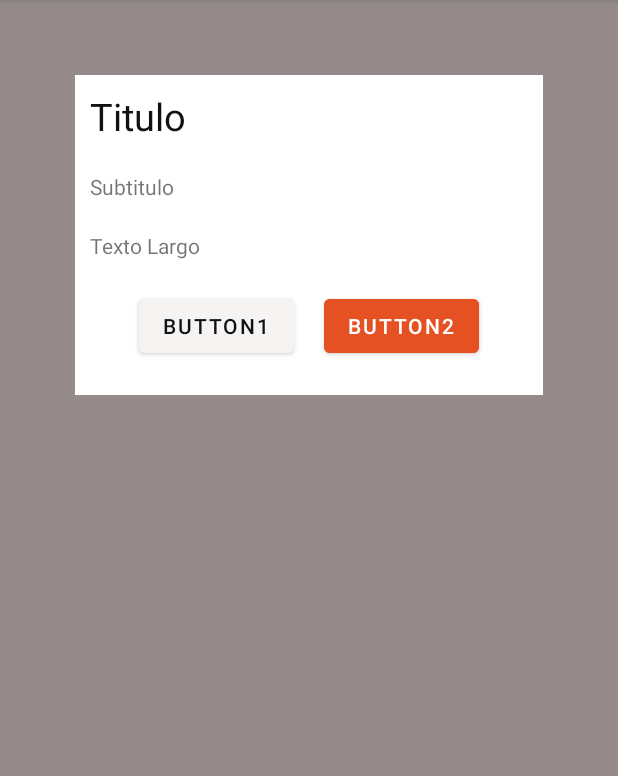
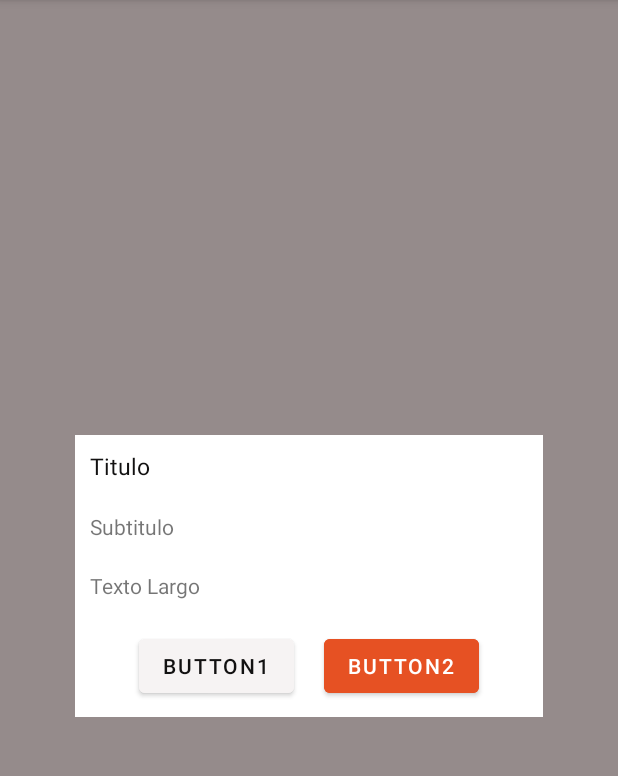
Before and after one commit to alvaroM26/PrimeVideo, an Android app: the screen it shows after launch (MainActivity), on a phone screen of 412 x 824 dp, the part 84-860 px from its top. Run offline under Robolectric (Android 15) with nearby library versions, the light colour scheme and no system bars.

Commit message:
RETOCADO Y MEJORADO

```diff
--- a/Pop-Up/app/src/main/res/layout/activity_main.xml
+++ b/Pop-Up/app/src/main/res/layout/activity_main.xml
@@ -4,14 +4,13 @@
     xmlns:tools="http://schemas.android.com/tools"
     android:layout_width="match_parent"
     android:layout_height="match_parent"
-    android:orientation="vertical"
+    android:orientation="horizontal"
     android:background="@color/gris"
-    tools:context=".MainActivity"
-    >
+    tools:context=".MainActivity">
 
     <LinearLayout
         android:layout_width="match_parent"
-        android:layout_height="213dp"
+        android:layout_height="wrap_content"
         android:layout_gravity="center"
         android:layout_margin="50dp"
         android:layout_marginTop="100dp"
@@ -20,24 +19,22 @@
         android:orientation="vertical">
 
         <TextView
-            android:layout_width="wrap_content"
+            android:layout_width="match_parent"
             android:layout_height="wrap_content"
             android:padding="10dp"
             android:text="Titulo"
             android:textColor="@color/negro"
-            android:textSize="25dp" />
+            android:textSize="15dp" />
 
         <TextView
             android:layout_width="match_parent"
             android:layout_height="wrap_content"
-            android:layout_gravity="center"
             android:padding="10dp"
             android:text="Subtitulo" />
 
         <TextView
             android:layout_width="match_parent"
             android:layout_height="wrap_content"
-            android:layout_gravity="center"
             android:padding="10dp"
             android:text="Texto Largo">
 
@@ -53,23 +50,21 @@
                 android:id="@+id/button"
                 android:layout_width="wrap_content"
                 android:layout_height="wrap_content"
+                android:layout_margin="10dp"
                 android:backgroundTint="#F6F3F3"
                 android:text="Button1"
-                android:layout_margin="10dp"
                 android:textColor="@color/negro" />
 
             <Button
                 android:id="@+id/button2"
                 android:layout_width="wrap_content"
                 android:layout_height="wrap_content"
+                android:layout_margin="10dp"
                 android:backgroundTint="#E65123"
-                android:layout_margin="10dp"
                 android:text="Button2"
                 android:textColor="@color/white" />
 
-
         </LinearLayout>
-
 
     </LinearLayout>
 
```
